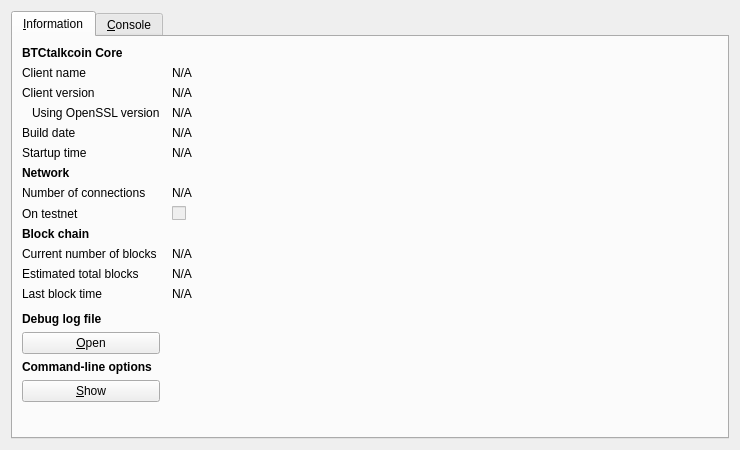
Before: the Qt Designer form src/qt/forms/rpcconsole.ui in BCCproject/BTCtalkcoin-1.50, drawn with Qt 5.
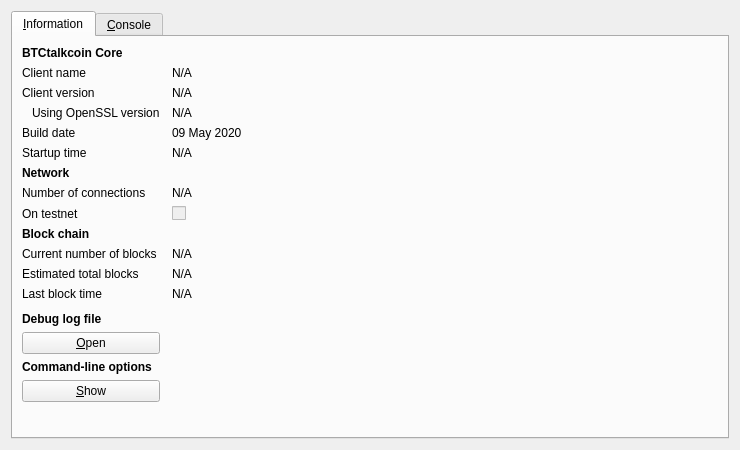
After: the same form once the commit is applied. Icons and pictures are not drawn.

Diff of the .ui file:
```diff
--- a/src/qt/forms/rpcconsole.ui
+++ b/src/qt/forms/rpcconsole.ui
@@ -125,7 +125,7 @@
           <cursorShape>IBeamCursor</cursorShape>
          </property>
          <property name="text">
-          <string>N/A</string>
+          <string>09 May 2020</string>
          </property>
          <property name="textFormat">
           <enum>Qt::PlainText</enum>
```
